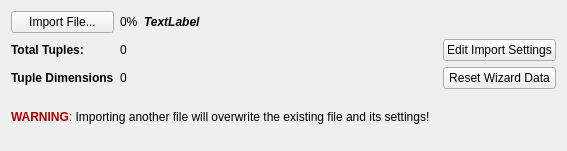
The window that Source/SVWidgetsLib/FilterParameterWidgets/UI_Files/ReadASCIIDataWidget.ui (BlueQuartzSoftware/SIMPL) describes before a commit, drawn with Qt 5.
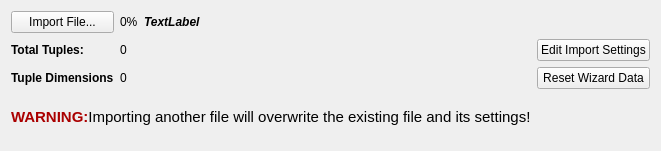
The same window after the commit.

Diff of the .ui file:
```diff
--- a/Source/SVWidgetsLib/FilterParameterWidgets/UI_Files/ReadASCIIDataWidget.ui
+++ b/Source/SVWidgetsLib/FilterParameterWidgets/UI_Files/ReadASCIIDataWidget.ui
@@ -6,7 +6,7 @@
    <rect>
     <x>0</x>
     <y>0</y>
-    <width>567</width>
+    <width>605</width>
     <height>151</height>
    </rect>
   </property>
@@ -77,7 +77,7 @@
    <item row="4" column="1" colspan="3">
     <widget class="QLabel" name="warningLabel">
      <property name="text">
-      <string>&lt;html&gt;&lt;head/&gt;&lt;body&gt;&lt;p&gt;&lt;span style=&quot; font-size:9pt; font-weight:600; color:#aa0000;&quot;&gt;WARNING&lt;/span&gt;&lt;span style=&quot; font-size:9pt; color:#aa0000;&quot;&gt;: &lt;/span&gt;&lt;span style=&quot; font-size:9pt; color:#000000;&quot;&gt;Importing another file will overwrite the existing file and its settings!&lt;/span&gt;&lt;/p&gt;&lt;/body&gt;&lt;/html&gt;</string>
+      <string>&lt;html&gt;&lt;head/&gt;&lt;body&gt;&lt;p&gt;&lt;span style=&quot; font-size:11pt; font-weight:600; color:#aa0000;&quot;&gt;WARNING:&lt;/span&gt;&lt;/span&gt;&lt;span style=&quot; font-size:11pt;&quot;&gt;Importing another file will overwrite the existing file and its settings!&lt;/span&gt;&lt;/p&gt;&lt;/body&gt;&lt;/html&gt;</string>
      </property>
     </widget>
    </item>
```
